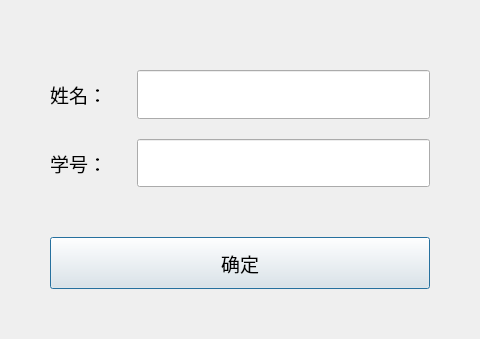
Qt form window/EntWindow.ui (littleseven2003/FaceRecognitionSystem) before a commit.
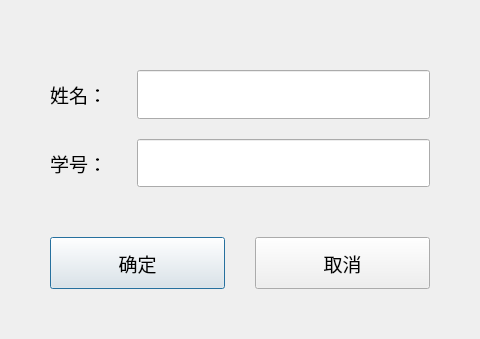
The same form after that commit.

Commit message: issue #22: 录入界面添加取消功能

The edit to the form file:
```diff
--- a/window/EntWindow.ui
+++ b/window/EntWindow.ui
@@ -106,6 +106,8 @@
      </item>
     </layout>
    </item>
+   <item>
+    <layout class="QHBoxLayout" name="horizontalLayout_2">
    <item>
     <widget class="QPushButton" name="okButton">
      <property name="sizePolicy">
@@ -133,6 +135,27 @@
       <string>确定</string>
      </property>
     </widget>
+     </item>
+     <item>
+      <widget class="QPushButton" name="exitButton">
+       <property name="sizePolicy">
+        <sizepolicy hsizetype="Expanding" vsizetype="Expanding">
+         <horstretch>0</horstretch>
+         <verstretch>0</verstretch>
+        </sizepolicy>
+       </property>
+       <property name="font">
+        <font>
+         <family>Arial</family>
+         <pointsize>14</pointsize>
+        </font>
+       </property>
+       <property name="text">
+        <string>取消</string>
+       </property>
+      </widget>
+     </item>
+    </layout>
    </item>
   </layout>
  </widget>
```
Left out of the diff: 70 changed lines with no effect on the pictures. Lines whose indentation alone changed are shown as unchanged. The commit also changes 3 other files.
